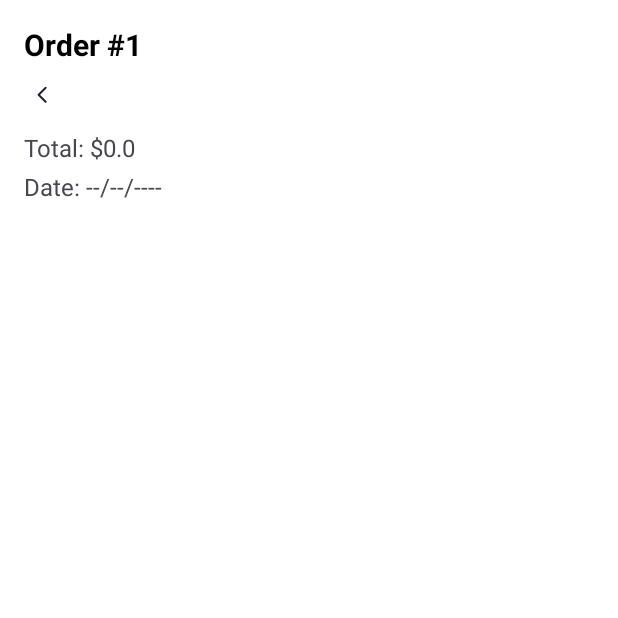
After one commit to BeeHunter-247/food-application-prm392, an Android app: the OrderDetailActivity screen opened directly, with no data from a screen before it, on a phone screen of 412 x 824 dp, the top half of it. The commit adds this screen. Run offline under Robolectric (Android 15) with nearby library versions, the phone set to English and light mode, and no system bars.

Commit message:
git commit -m "upload code"

```diff
--- a/app/src/main/AndroidManifest.xml
+++ b/app/src/main/AndroidManifest.xml
@@ -1,6 +1,9 @@
 <?xml version="1.0" encoding="utf-8"?>
 <manifest xmlns:android="http://schemas.android.com/apk/res/android"
     xmlns:tools="http://schemas.android.com/tools">
+
+    <uses-permission android:name="android.permission.INTERNET" />
+
 
     <application
         android:allowBackup="true"
@@ -27,6 +30,9 @@
         <activity android:name=".activity.CartActivity"/>
         <activity android:name=".activity.DetailActivity"/>
         <activity android:name=".activity.SearchResultActivity"/>
+        <activity android:name=".activity.VnPayWebViewActivity" />
+        <activity android:name=".activity.OrderDetailActivity" />
+
         <activity
             android:name=".activity.LoginActivity"
             android:exported="false" />
--- /dev/null
+++ b/app/src/main/java/com/longtn/foodapplication/activity/OrderDetailActivity.java
@@ -0,0 +1,66 @@
+package com.longtn.foodapplication.activity;
+
+import android.os.Bundle;
+import android.widget.ImageView;
+import android.widget.TextView;
+
+import androidx.annotation.Nullable;
+import androidx.appcompat.app.AppCompatActivity;
+import androidx.recyclerview.widget.LinearLayoutManager;
+import androidx.recyclerview.widget.RecyclerView;
+
+import com.longtn.foodapplication.R;
+import com.longtn.foodapplication.adapter.OrderItemAdapter;
+import com.longtn.foodapplication.model.Order;
+
+import java.text.SimpleDateFormat;
+import java.util.Date;
+import java.util.Locale;
+
+public class OrderDetailActivity extends AppCompatActivity {
+
+    private TextView tvOrderId, tvOrderTotal, tvOrderDate;
+    private RecyclerView rvOrderItems;
+    private ImageView ivBack;
+    private Order order;
+
+    @Override
+    protected void onCreate(@Nullable Bundle savedInstanceState) {
+        super.onCreate(savedInstanceState);
+        setContentView(R.layout.activity_order_detail);
+
+        // Khởi tạo view
+        tvOrderId = findViewById(R.id.tv_order_detail_id);
+        tvOrderTotal = findViewById(R.id.tv_order_detail_total);
+        tvOrderDate = findViewById(R.id.tv_order_detail_date);
+        rvOrderItems = findViewById(R.id.rv_order_items);
+        ivBack = findViewById(R.id.iv_back);
+
+        rvOrderItems.setLayoutManager(new LinearLayoutManager(this));
+
+        // Nhận dữ liệu Order từ Intent
+        order = (Order) getIntent().getSerializableExtra("order"); // ✅ giữ nguyên
+
+        if (order != null && order.items != null) {
+            OrderItemAdapter adapter = new OrderItemAdapter(order.items);
+            rvOrderItems.setAdapter(adapter);
+        }
+
+
+        if (order != null) {
+            tvOrderId.setText("Order #" + order.id);
+            tvOrderTotal.setText("Total: $" + order.totalPrice);
+            tvOrderDate.setText("Date: " + formatDate(order.createdAt));
+
+            OrderItemAdapter adapter = new OrderItemAdapter(order.items);
+            rvOrderItems.setAdapter(adapter);
+        }
+
+        ivBack.setOnClickListener(v -> finish());
+    }
+
+    private String formatDate(long timestamp) {
+        SimpleDateFormat sdf = new SimpleDateFormat("dd/MM/yyyy HH:mm", Locale.getDefault());
+        return sdf.format(new Date(timestamp));
+    }
+}
--- /dev/null
+++ b/app/src/main/res/layout/activity_order_detail.xml
@@ -0,0 +1,51 @@
+<?xml version="1.0" encoding="utf-8"?>
+<LinearLayout xmlns:android="http://schemas.android.com/apk/res/android"
+    android:orientation="vertical"
+    android:padding="16dp"
+    android:layout_width="match_parent"
+    android:layout_height="match_parent"
+    android:background="#FFFFFF">
+
+    <TextView
+        android:id="@+id/tv_order_detail_id"
+        android:layout_width="wrap_content"
+        android:layout_height="wrap_content"
+        android:text="Order #1"
+        android:textStyle="bold"
+        android:textSize="20sp"
+        android:textColor="@android:color/black"
+        android:layout_marginBottom="8dp"/>
+
+    <ImageView
+        android:id="@+id/iv_back"
+        android:layout_width="24dp"
+        android:layout_height="24dp"
+        android:src="@drawable/ic_arrow_back"
+        android:contentDescription="Back"
+        android:layout_gravity="start"
+        android:padding="4dp"
+        android:layout_marginBottom="12dp"/>
+
+    <TextView
+        android:id="@+id/tv_order_detail_total"
+        android:layout_width="wrap_content"
+        android:layout_height="wrap_content"
+        android:text="Total: $0.0"
+        android:textSize="16sp"
+        android:layout_marginBottom="4dp"/>
+
+    <TextView
+        android:id="@+id/tv_order_detail_date"
+        android:layout_width="wrap_content"
+        android:layout_height="wrap_content"
+        android:text="Date: --/--/----"
+        android:textSize="16sp"
+        android:layout_marginBottom="16dp"/>
+
+
+    <androidx.recyclerview.widget.RecyclerView
+        android:id="@+id/rv_order_items"
+        android:layout_width="match_parent"
+        android:layout_height="match_parent"/>
+
+</LinearLayout>
```
Also changed, not shown: app/src/main/java/com/longtn/foodapplication/activity/CartActivity.java (+27 -23 lines), app/src/main/java/com/longtn/foodapplication/activity/DetailActivity.java (+7 -2 lines), app/src/main/java/com/longtn/foodapplication/activity/ProfileActivity.java (+37 -1 lines), app/src/main/java/com/longtn/foodapplication/activity/VnPayWebViewActivity.java (added, +57 -0 lines), app/src/main/java/com/longtn/foodapplication/adapter/OrderAdapter.java (added, +72 -0 lines), app/src/main/java/com/longtn/foodapplication/adapter/OrderItemAdapter.java (added, +53 -0 lines), app/src/main/java/com/longtn/foodapplication/helper/DatabaseHelper.java (+88 -0 lines), app/src/main/java/com/longtn/foodapplication/helper/ManagementCart.java (+30 -0 lines), app/src/main/java/com/longtn/foodapplication/model/Order.java (added, +18 -0 lines), app/src/main/java/com/longtn/foodapplication/model/OrderItem.java (added, +15 -0 lines), app/src/main/res/layout/activity_detail.xml (+10 -0 lines), app/src/main/res/layout/activity_main.xml (+13 -7 lines), app/src/main/res/layout/activity_profile.xml (+17 -0 lines), app/src/main/res/layout/activity_vnpay_webview.xml (added, +10 -0 lines), 2 more files, 1 other file.
